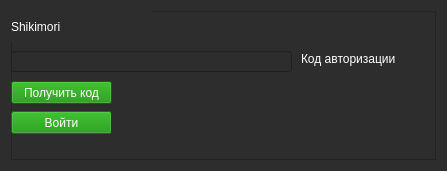
Old version of the form form/authUI.ui in the repository brandonzorn/Nlight.
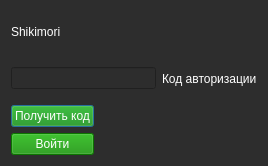
New version of the form.

What changed in the file:
```diff
--- a/form/authUI.ui
+++ b/form/authUI.ui
@@ -6,8 +6,8 @@
    <rect>
     <x>0</x>
     <y>0</y>
-    <width>447</width>
-    <height>171</height>
+    <width>268</width>
+    <height>166</height>
    </rect>
   </property>
   <property name="palette">
@@ -459,24 +459,9 @@
    <string notr="true">color: rgb(255, 255, 255);
 background-color: rgb(45, 45, 45);</string>
   </property>
-  <layout class="QGridLayout" name="gridLayout">
-   <item row="0" column="0">
-    <widget class="QFrame" name="frame">
-     <property name="frameShape">
-      <enum>QFrame::StyledPanel</enum>
-     </property>
-     <property name="frameShadow">
-      <enum>QFrame::Raised</enum>
-     </property>
+  <layout class="QVBoxLayout" name="verticalLayout_2">
+   <item>
      <widget class="QLabel" name="lbl_shikimori">
-      <property name="geometry">
-       <rect>
-        <x>0</x>
-        <y>0</y>
-        <width>141</width>
-        <height>31</height>
-       </rect>
-      </property>
       <property name="styleSheet">
        <string notr="true">font: 87 16pt &quot;Segoe UI Black&quot;;</string>
       </property>
@@ -484,70 +469,40 @@
        <string>Shikimori</string>
       </property>
      </widget>
+   </item>
+   <item>
+    <layout class="QHBoxLayout" name="horizontalLayout">
+     <item>
      <widget class="QLineEdit" name="txt_login">
-      <property name="geometry">
-       <rect>
-        <x>0</x>
-        <y>40</y>
-        <width>281</width>
-        <height>21</height>
-       </rect>
-      </property>
-     </widget>
-     <widget class="QPushButton" name="btn_login">
-      <property name="enabled">
-       <bool>false</bool>
-      </property>
-      <property name="geometry">
-       <rect>
-        <x>0</x>
-        <y>100</y>
-        <width>101</width>
-        <height>23</height>
-       </rect>
-      </property>
-      <property name="styleSheet">
-       <string notr="true">background-color: rgb(14, 141, 0);</string>
-      </property>
-      <property name="text">
-       <string>Войти</string>
-      </property>
-     </widget>
-     <widget class="QLabel" name="lbl_auth">
-      <property name="geometry">
-       <rect>
-        <x>100</x>
-        <y>100</y>
-        <width>151</width>
-        <height>21</height>
-       </rect>
-      </property>
-      <property name="text">
-       <string/>
-      </property>
-     </widget>
+       <property name="sizePolicy">
+        <sizepolicy hsizetype="Minimum" vsizetype="Fixed">
+         <horstretch>0</horstretch>
+         <verstretch>0</verstretch>
+        </sizepolicy>
+       </property>
+      </widget>
+     </item>
+     <item>
      <widget class="QLabel" name="label">
-      <property name="geometry">
-       <rect>
-        <x>290</x>
-        <y>40</y>
-        <width>101</width>
-        <height>16</height>
-       </rect>
+       <property name="sizePolicy">
+        <sizepolicy hsizetype="Maximum" vsizetype="Preferred">
+         <horstretch>0</horstretch>
+         <verstretch>0</verstretch>
+        </sizepolicy>
       </property>
       <property name="text">
        <string>Код авторизации</string>
       </property>
      </widget>
+     </item>
+    </layout>
+   </item>
+   <item>
+    <layout class="QHBoxLayout" name="horizontalLayout_2">
+     <item>
+      <layout class="QVBoxLayout" name="verticalLayout">
+       <item>
      <widget class="QPushButton" name="btn_get">
-      <property name="geometry">
-       <rect>
-        <x>0</x>
-        <y>70</y>
-        <width>101</width>
-        <height>23</height>
-       </rect>
-      </property>
       <property name="styleSheet">
        <string notr="true">background-color: rgb(14, 141, 0);</string>
       </property>
@@ -555,7 +510,36 @@
        <string>Получить код</string>
       </property>
      </widget>
-    </widget>
+       </item>
+       <item>
+        <widget class="QPushButton" name="btn_login">
+         <property name="enabled">
+          <bool>false</bool>
+         </property>
+         <property name="styleSheet">
+          <string notr="true">background-color: rgb(14, 141, 0);</string>
+         </property>
+         <property name="text">
+          <string>Войти</string>
+         </property>
+        </widget>
+       </item>
+      </layout>
+     </item>
+     <item>
+      <spacer name="horizontalSpacer">
+       <property name="orientation">
+        <enum>Qt::Horizontal</enum>
+       </property>
+       <property name="sizeHint" stdset="0">
+        <size>
+         <width>40</width>
+         <height>20</height>
+        </size>
+       </property>
+      </spacer>
+     </item>
+    </layout>
    </item>
   </layout>
  </widget>
```
Lines whose indentation alone changed are shown as unchanged.
